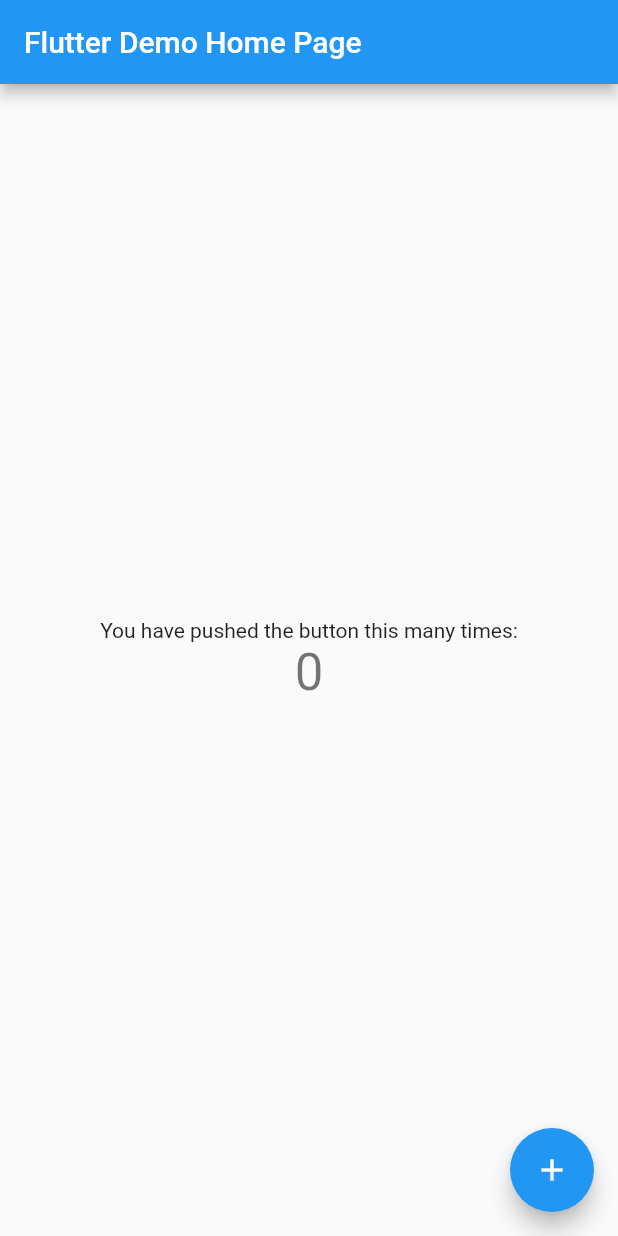
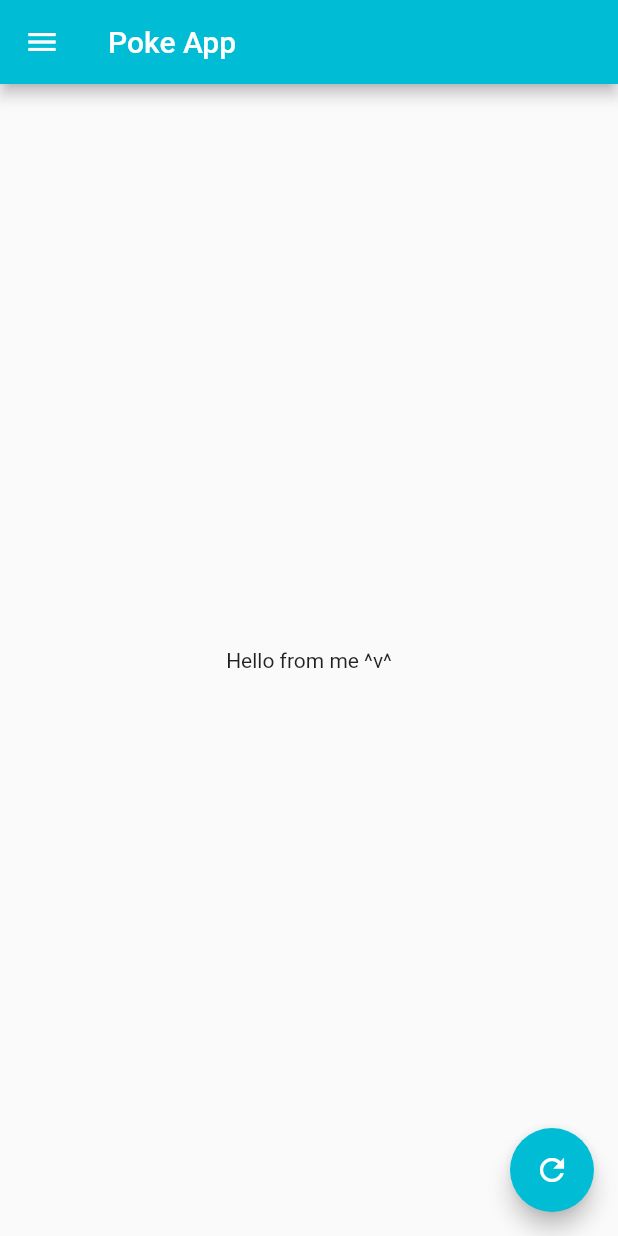
Before and after one commit to vanesanellie/A_MobileProgramming_535190010, a Flutter app: the screen it shows after launch, on a phone screen of 412 x 824 dp. Run offline on Flutter 3.47's test engine with Material 2 defaults, Android fonts, the phone set to English and light mode, and no system bars.

Commit message:
Update main.dart

```diff
--- a/lib/main.dart
+++ b/lib/main.dart
@@ -1,113 +1,51 @@
 import 'package:flutter/material.dart';
 
 void main() {
-  runApp(MyApp());
+  runApp(new MaterialApp(
+    title: "Poke App",
+    home: HomePage(),
+    debugShowCheckedModeBanner: false,
+  ));
 }
 
-class MyApp extends StatelessWidget {
-  // This widget is the root of your application.
+class HomePage extends StatefulWidget {
     @override
-  Widget build(BuildContext context) {
-    return MaterialApp(
-      title: 'Flutter Demo',
-      theme: ThemeData(
-        // This is the theme of your application.
-        //
-        // Try running your application with "flutter run". You'll see the
-        // application has a blue toolbar. Then, without quitting the app, try
-        // changing the primarySwatch below to Colors.green and then invoke
-        // "hot reload" (press "r" in the console where you ran "flutter run",
-        // or simply save your changes to "hot reload" in a Flutter IDE).
-        // Notice that the counter didn't reset back to zero; the application
-        // is not restarted.
-        primarySwatch: Colors.blue,
-      ),
-      home: MyHomePage(title: 'Flutter Demo Home Page'),
-    );
+    HomePageState createState() {
+      return new HomePageState();
     }
   }
 
-class MyHomePage extends StatefulWidget {
-  MyHomePage({Key key, this.title}) : super(key: key);
+class HomePageState extends State<HomePage> {
 
-  // This widget is the home page of your application. It is stateful, meaning
-  // that it has a State object (defined below) that contains fields that affect
-  // how it looks.
-
-  // This class is the configuration for the state. It holds the values (in this
-  // case the title) provided by the parent (in this case the App widget) and
-  // used by the build method of the State. Fields in a Widget subclass are
-  // always marked "final".
-
-  final String title;
+  var url
 
   @override
-  _MyHomePageState createState() => _MyHomePageState();
+  void initState(){
+    super.initState();
+    fetchData();
   }
 
-class _MyHomePageState extends State<MyHomePage> {
-  int _counter = 0;
-
-  void _incrementCounter() {
-    setState(() {
-      // This call to setState tells the Flutter framework that something has
-      // changed in this State, which causes it to rerun the build method below
-      // so that the display can reflect the updated values. If we changed
-      // _counter without calling setState(), then the build method would not be
-      // called again, and so nothing would appear to happen.
-      _counter++;
-    });
-  }
+    fetchData() async {}
 
   @override
   Widget build(BuildContext context) {
-    // This method is rerun every time setState is called, for instance as done
-    // by the _incrementCounter method above.
-    //
-    // The Flutter framework has been optimized to make rerunning build methods
-    // fast, so that you can just rebuild anything that needs updating rather
-    // than having to individually change instances of widgets.
     return Scaffold(
       appBar: AppBar(
-        // Here we take the value from the MyHomePage object that was created by
-        // the App.build method, and use it to set our appbar title.
-        title: Text(widget.title),
+        backgroundColor: Colors.cyan,
+        title: Text("Poke App"),
         ),
         body: Center(
-        // Center is a layout widget. It takes a single child and positions it
-        // in the middle of the parent.
-        child: Column(
-          // Column is also a layout widget. It takes a list of children and
-          // arranges them vertically. By default, it sizes itself to fit its
-          // children horizontally, and tries to be as tall as its parent.
-          //
-          // Invoke "debug painting" (press "p" in the console, choose the
-          // "Toggle Debug Paint" action from the Flutter Inspector in Android
-          // Studio, or the "Toggle Debug Paint" command in Visual Studio Code)
-          // to see the wireframe for each widget.
-          //
-          // Column has various properties to control how it sizes itself and
-          // how it positions its children. Here we use mainAxisAlignment to
-          // center the children vertically; the main axis here is the vertical
-          // axis because Columns are vertical (the cross axis would be
-          // horizontal).
-          mainAxisAlignment: MainAxisAlignment.center,
-          children: <Widget>[
-            Text(
-              'You have pushed the button this many times:',
+          child: Text("Hello from me ^v^"),
         ),
-            Text(
-              '$_counter',
-              style: Theme.of(context).textTheme.headline4,
+        drawer: Drawer(),
+        floatingActionButton: FloatingActionButton(
+            onPressed: () {},
+            backgroundColor: Colors.cyan,
+            child: Icon(Icons.refresh)
             ),
-          ],
-        ),
-      ),
-      floatingActionButton: FloatingActionButton(
-        onPressed: _incrementCounter,
-        tooltip: 'Increment',
-        child: Icon(Icons.add),
-      ), // This trailing comma makes auto-formatting nicer for build methods.
     );
+
+
+
   }
 }
```
Lines whose indentation alone changed are shown as unchanged.
